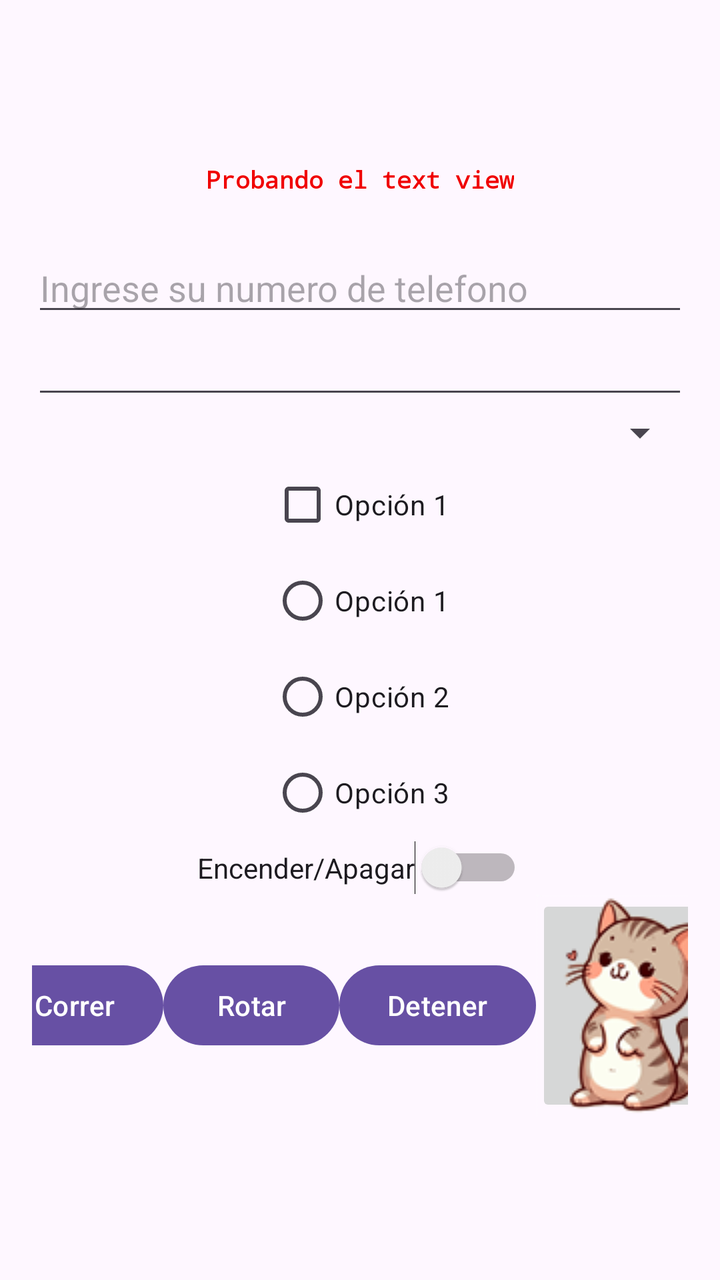
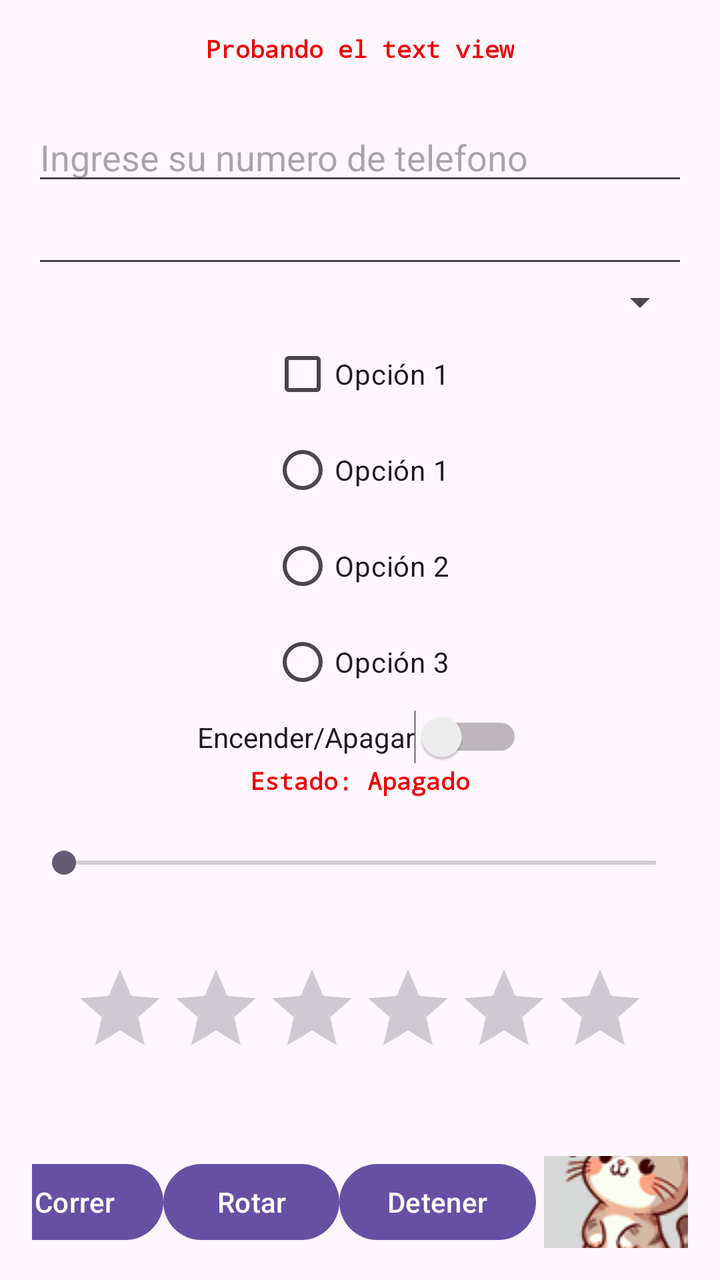

The first picture is an Android layout as it rendered before a commit; the second is the same layout after the commit. The layout source and the unified diff follow.
<!-- AndroidManifest.xml: application theme Theme.TEMA4Animaciones -->
<!-- res/layout/activity_main.xml -->
<?xml version="1.0" encoding="utf-8"?>
<LinearLayout
    xmlns:android="http://schemas.android.com/apk/res/android"
    xmlns:tools="http://schemas.android.com/tools"
    android:id="@+id/main"
    android:layout_width="match_parent"
    android:layout_height="match_parent"
    android:orientation="vertical"
    android:gravity="center"
    android:padding="16dp"
    tools:context=".MainActivity">

    <TextView
        android:id="@+id/texto"
        android:layout_width="wrap_content"
        android:layout_height="wrap_content"
        android:text="Probando el text view"
        android:textColor="#F00000"
        android:textStyle="bold"
        android:textSize="12sp"
        android:typeface="monospace"
        android:layout_marginBottom="24dp" />
    <EditText
        android:id="@+id/numero"
        android:layout_width="match_parent"
        android:layout_height="wrap_content"
        android:hint="Ingrese su numero de telefono"
        android:inputType="number"/>
    <AutoCompleteTextView
        android:id="@+id/miTexto"
        android:layout_width="match_parent"
        android:layout_height="wrap_content"
        android:completionHint="Elige una opcion"
        android:completionThreshold="4"/>
    <Spinner
        android:layout_width="match_parent"
        android:layout_height="wrap_content"
        android:id="@+id/miSpinner"/>

    <CheckBox
        android:id="@+id/checkbox1"
        android:layout_width="wrap_content"
        android:layout_height="wrap_content"
        android:text="Opción 1"/>

    <RadioGroup
        android:id="@+id/radioGroup"
        android:layout_width="wrap_content"
        android:layout_height="wrap_content">

    <RadioButton
        android:layout_width="wrap_content"
        android:layout_height="wrap_content"
        android:text="Opción 1"/>
    <RadioButton
        android:layout_width="wrap_content"
        android:layout_height="wrap_content"
        android:text="Opción 2"/>
    <RadioButton
        android:layout_width="wrap_content"
        android:layout_height="wrap_content"
        android:text="Opción 3"/>

    </RadioGroup>

    <Switch
        android:id="@+id/switch1"
        android:layout_width="wrap_content"
        android:layout_height="wrap_content"
        android:text="Encender/Apagar"/>

    <LinearLayout
        android:layout_width="match_parent"
        android:layout_height="wrap_content"
        android:orientation="horizontal"
        android:gravity="center">

        <Button
            android:id="@+id/button1"
            android:layout_width="wrap_content"
            android:layout_height="wrap_content"
            android:text="Correr" />

        <Button
            android:id="@+id/button2"
            android:layout_width="wrap_content"
            android:layout_height="wrap_content"
            android:text="Rotar" />

        <Button
            android:id="@+id/button3"
            android:layout_width="wrap_content"
            android:layout_height="wrap_content"
            android:text="Detener" />

        <ImageButton
            android:id="@+id/miImageButton"
            android:layout_width="99dp"
            android:layout_height="111dp"
            android:src="@drawable/gato"
            />

    </LinearLayout>

</LinearLayout>
<!-- resources referenced by this layout -->
<resources>
  <!-- drawable gato: png bitmap (drawable, 16613 bytes) -->
  <style name="Theme.TEMA4Animaciones" parent="Base.Theme.TEMA4Animaciones" />
  <style name="Base.Theme.TEMA4Animaciones" parent="Theme.Material3.DayNight.NoActionBar">
          
          
      </style>
</resources>

<!-- the commit's change to res/layout/activity_main.xml (unified diff, before → after) -->
@@ -68,6 +68,51 @@
         android:layout_width="wrap_content"
         android:layout_height="wrap_content"
         android:text="Encender/Apagar"/>
+    <TextView
+        android:id="@+id/textViewStatus"
+        android:layout_width="wrap_content"
+        android:layout_height="wrap_content"
+        android:text="Estado: Apagado"
+        android:textColor="#F00000"
+        android:textStyle="bold"
+        android:textSize="12sp"
+        android:typeface="monospace"
+        android:layout_marginBottom="24dp" />
+
+    <SeekBar
+        android:id="@+id/seekBar"
+        android:layout_width="match_parent"
+        android:layout_height="wrap_content"
+        android:max="100"
+        />
+    <TextView
+        android:id="@+id/textViewProgress"
+        android:layout_width="wrap_content"
+        android:layout_height="wrap_content"
+        android:text=""
+        android:textColor="#F00000"
+        android:textStyle="bold"
+        android:textSize="12sp"
+        android:typeface="monospace"
+        android:layout_marginBottom="24dp" />
+    <RatingBar
+        android:id="@+id/ratingBar"
+        android:layout_width="wrap_content"
+        android:layout_height="wrap_content"
+        android:numStars="6"
+        android:stepSize="0.5"
+        android:rating="0"
+        />
+    <TextView
+        android:id="@+id/textViewRating"
+        android:layout_width="wrap_content"
+        android:layout_height="wrap_content"
+        android:text=""
+        android:textColor="#F00000"
+        android:textStyle="bold"
+        android:textSize="12sp"
+        android:typeface="monospace"
+        android:layout_marginBottom="24dp" />
 
     <LinearLayout
         android:layout_width="match_parent"
